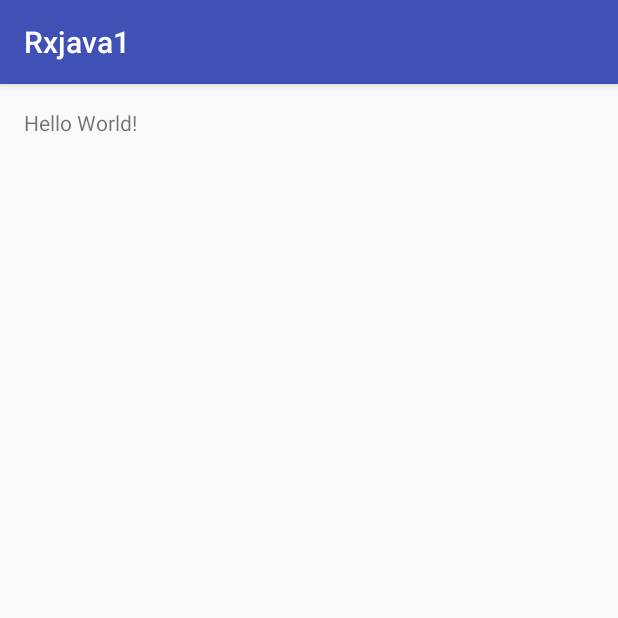
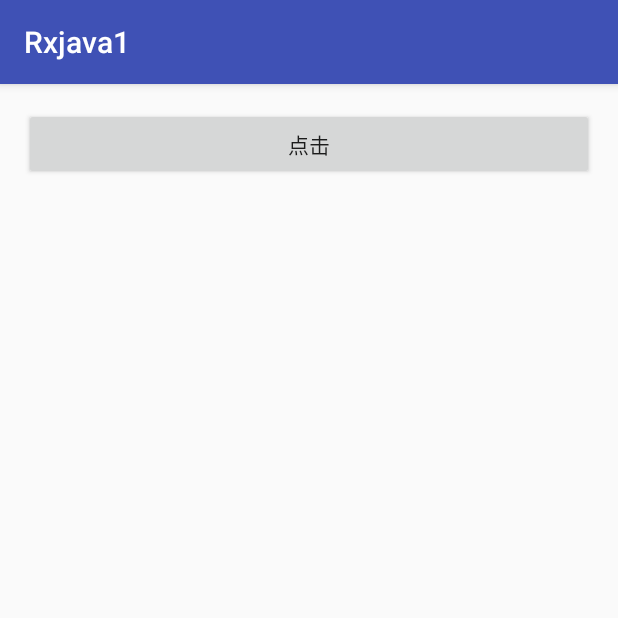
Before and after one commit to liyimeifeng/Rxjava2Learning, an Android app: the screen it shows after launch (MainActivity), on a phone screen of 412 x 824 dp, the top half of it. Run offline under Robolectric (Android 15) with nearby library versions, the phone set to English and light mode, and no system bars; libraries missing offline, so code that uses them is left out: rx.android.schedulers, rx.functions, rx.schedulers.

Commit message:
增加几个

```diff
--- a/rxjava1/src/main/java/com/li/rxjava1/MainActivity.java
+++ b/rxjava1/src/main/java/com/li/rxjava1/MainActivity.java
@@ -6,6 +6,7 @@ import android.util.Log;
 import android.view.View;
 import android.widget.Button;
 
+import java.util.List;
 import java.util.concurrent.TimeUnit;
 
 import rx.Observable;
@@ -34,24 +35,75 @@ public class MainActivity extends AppCompatActivity {
 
     private void backPressure(){
         Observable.interval(1, TimeUnit.MILLISECONDS)
-                .subscribeOn(Schedulers.newThread())
+//                .onBackpressureDrop()    //启用背压策略之后使Observable支持背压
+//                .subscribeOn(Schedulers.newThread())
                 .observeOn(AndroidSchedulers.mainThread())
-                .subscribe(new Subscriber<Long>() {
+                .subscribe(new Action1<Long>() {
                     @Override
-                    public void onCompleted() {
-
-                    }
-
-                    @Override
-                    public void onError(Throwable e) {
-
-                    }
-
-                    @Override
-                    public void onNext(Long aLong) {
-
+                    public void call(Long aLong) {
+                        try {
+                            Thread.sleep(1000);
+                        } catch (InterruptedException e) {
+                            e.printStackTrace();
+                        }
+                        Log.e("TAG","---->"+aLong);
                     }
                 });
+
+
+
+//        Observable.interval(1, TimeUnit.MILLISECONDS)
+//                .observeOn(Schedulers.newThread())
+//                //这个操作符简单理解就是把100毫秒内的事件打包成list发送
+//                .buffer(100,TimeUnit.MILLISECONDS)
+//                .subscribe(new Subscriber<List<Long>>() {
+//                    @Override
+//                    public void onCompleted() {
+//
+//                    }
+//
+//                    @Override
+//                    public void onError(Throwable e) {
+//                        Log.e(TAG, "onError: " + e );
+//                    }
+//
+//                    @Override
+//                    public void onNext(List<Long> longs) {
+//                        Log.e(TAG, "onNext: " + longs );
+//                    }
+//                });
+
+
+
+            //响应式拉取
+//        Observable.interval(1, TimeUnit.MILLISECONDS)
+//                .subscribeOn(Schedulers.newThread())
+//                .observeOn(AndroidSchedulers.mainThread())
+//                .subscribe(new Subscriber<Long>() {
+//
+//                    @Override
+//                    public void onStart() {
+//                        super.onStart();
+//                        request(1);    //要在onStart中通知被观察者先发送一个事件
+//                    }
+//
+//                    @Override
+//                    public void onCompleted() {
+//
+//                    }
+//
+//                    @Override
+//                    public void onError(Throwable e) {
+//
+//                    }
+//
+//                    @Override
+//                    public void onNext(Long aLong) {
+//
+//                        //do something
+//                        request(1); //处理完毕之后，在通知被观察者发送下一个事件
+//                    }
+//                });
 
     }
 
--- a/rxjava1/src/main/res/layout/activity_main.xml
+++ b/rxjava1/src/main/res/layout/activity_main.xml
@@ -1,13 +1,18 @@
 <?xml version="1.0" encoding="utf-8"?>
-<RelativeLayout xmlns:android="http://schemas.android.com/apk/res/android"
+<LinearLayout xmlns:android="http://schemas.android.com/apk/res/android"
     xmlns:tools="http://schemas.android.com/tools" android:id="@+id/activity_main"
     android:layout_width="match_parent" android:layout_height="match_parent"
     android:paddingBottom="@dimen/activity_vertical_margin"
     android:paddingLeft="@dimen/activity_horizontal_margin"
     android:paddingRight="@dimen/activity_horizontal_margin"
     android:paddingTop="@dimen/activity_vertical_margin"
+    android:orientation="vertical"
     tools:context="com.li.rxjava1.MainActivity">
 
-    <TextView android:layout_width="wrap_content" android:layout_height="wrap_content"
-        android:text="Hello World!" />
-</RelativeLayout>
+
+    <Button
+        android:text="点击"
+        android:id="@+id/activity_main_button"
+        android:layout_width="match_parent"
+        android:layout_height="wrap_content" />
+</LinearLayout>
```
